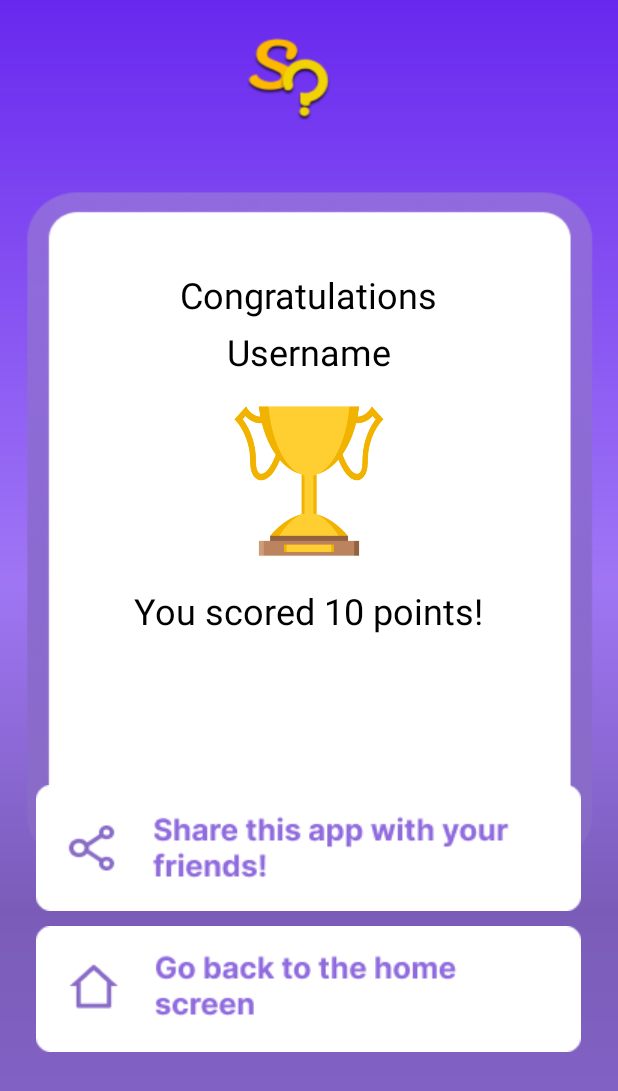
After one commit to opencodeiiita/SuperQuizzer, an Android app: the layout activity_result.xml on its own in the app's theme, with its tools: preview values and no code run, on a phone screen of 412 x 824 dp. The commit adds this screen. Shown: the top 1091 px of the screen. Run offline under Robolectric (Android 15) with nearby library versions, the phone set to English and light mode, and no system bars.

Commit message:
Result activity

```diff
--- a/app/src/main/res/layout/activity_main.xml
+++ b/app/src/main/res/layout/activity_main.xml
@@ -10,7 +10,7 @@
     <LinearLayout
         android:layout_width="match_parent"
         android:layout_height="wrap_content"
-        android:background="@drawable/background_homescreen2"
+        android:background="@drawable/background_homescreen3"
         android:orientation="vertical"
         >
 
--- /dev/null
+++ b/app/src/main/res/layout/activity_result.xml
@@ -0,0 +1,65 @@
+<?xml version="1.0" encoding="utf-8"?>
+<LinearLayout xmlns:android="http://schemas.android.com/apk/res/android"
+    xmlns:app="http://schemas.android.com/apk/res-auto"
+    xmlns:tools="http://schemas.android.com/tools"
+    android:layout_width="match_parent"
+    android:layout_height="match_parent"
+    tools:context=".ResultActivity"
+    android:orientation="vertical"
+    android:gravity="center_horizontal"
+    android:background="@drawable/result_bg"
+    >
+
+    <TextView
+        android:layout_marginTop="180dp"
+        android:layout_width="wrap_content"
+        android:textColor="@color/black"
+        android:layout_height="wrap_content"
+        android:text="@string/congratulations"
+        style="@style/TextAppearance.AppCompat.Headline"
+        />
+
+    <TextView
+        android:id="@+id/username"
+        android:textColor="@color/black"
+        android:layout_marginTop="5dp"
+        android:layout_width="wrap_content"
+        android:layout_height="wrap_content"
+        tools:text="Username"
+        style="@style/TextAppearance.AppCompat.Headline"
+        />
+
+    <ImageView
+        android:layout_marginTop="20dp"
+        android:layout_width="100dp"
+        android:layout_height="100dp"
+        android:src="@drawable/trophy"
+        />
+
+    <TextView
+        android:id="@+id/score_tv"
+        android:layout_marginTop="20dp"
+        android:layout_width="wrap_content"
+        android:layout_height="wrap_content"
+        style="@style/TextAppearance.AppCompat.Headline"
+        android:textColor="@color/black"
+        tools:text="You scored 10 points!"
+        />
+
+    <ImageButton
+        android:id="@+id/share_button"
+        android:layout_width="370dp"
+        android:layout_height="wrap_content"
+        android:src="@drawable/share_button3"
+        android:background="@null"
+        android:layout_marginTop="100dp"/>
+
+    <ImageButton
+        android:id="@+id/home_button"
+        android:layout_width="370dp"
+        android:layout_height="wrap_content"
+        android:src="@drawable/homescreen_button"
+        android:background="@null"
+        android:layout_marginTop="10dp"/>
+
+</LinearLayout>
--- a/app/src/main/res/values/strings.xml
+++ b/app/src/main/res/values/strings.xml
@@ -40,4 +40,5 @@
     <string name="design">design</string>
     <string name="back">back</string>
     <string name="please_wait">Please Wait...</string>
+    <string name="congratulations">Congratulations</string>
 </resources>
```
Also changed, not shown: app/src/main/AndroidManifest.xml (+8 -1 lines), app/src/main/java/com/example/superquizzer/ResultActivity.kt (added, +48 -0 lines), app/src/main/java/com/example/superquizzer/ScienceActivity.kt (+7 -1 lines), app/src/main/res/drawable/background_homescreen3.png (added), app/src/main/res/drawable/homescreen_button.png (added), app/src/main/res/drawable/result_bg.png (added), app/src/main/res/drawable/share_button3.png (added), app/src/main/res/drawable/trophy.png (added), 221 other files.
